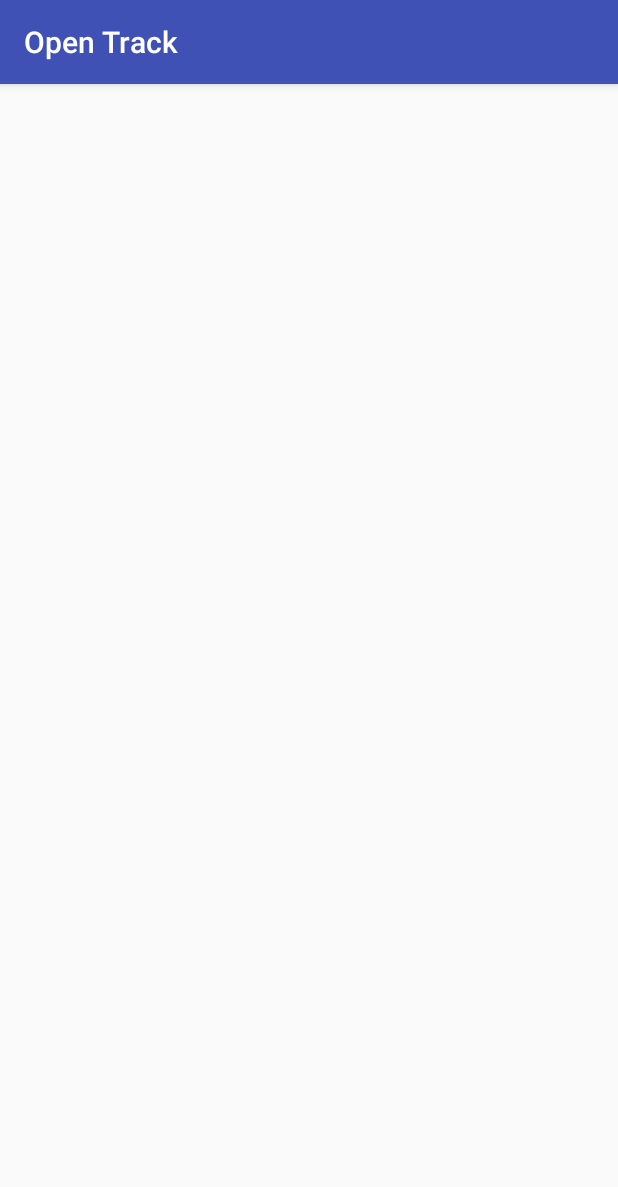
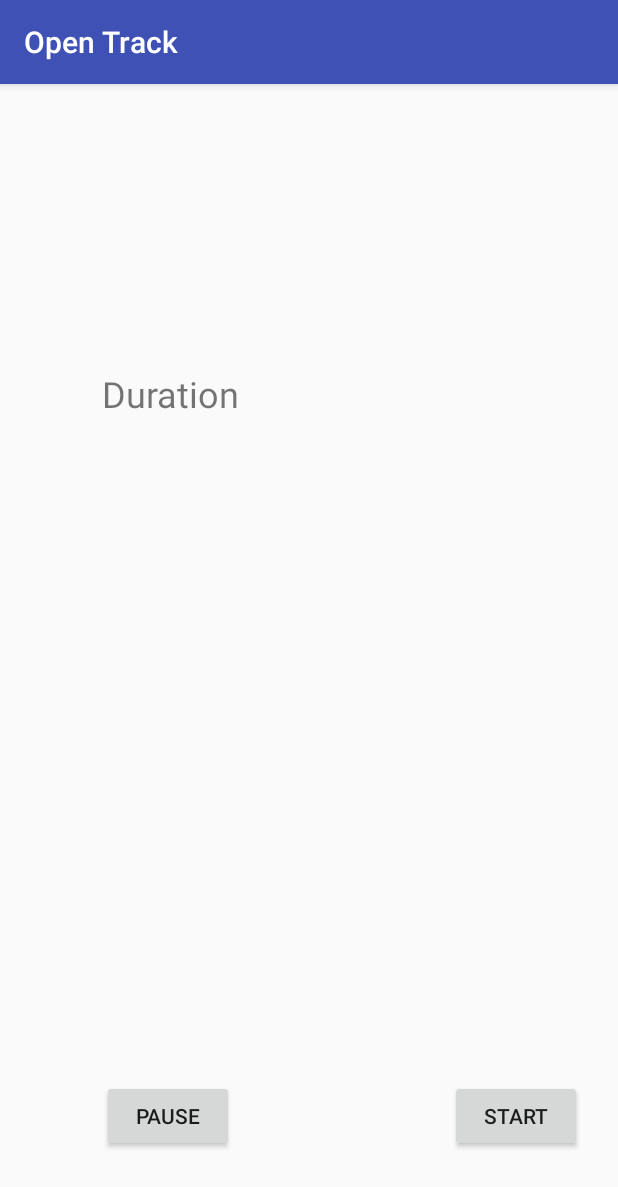
Before and after one commit to Matthieu42/OpenTrack, an Android app: the screen it shows after launch (MainActivity), on a phone screen of 412 x 824 dp. Shown: the top 1187 px of the screen. Run offline under Robolectric (Android 15) with nearby library versions, the phone set to English and light mode, and no system bars.

```diff
--- a/app/build.gradle
+++ b/app/build.gradle
@@ -25,7 +25,7 @@ android {
 dependencies {
     implementation fileTree(dir: 'libs', include: ['*.jar'])
     implementation "org.jetbrains.kotlin:kotlin-stdlib-jdk8:$kotlin_version"
-    implementation 'com.android.support:appcompat-v7:26.1.0'
+    implementation 'com.android.support:appcompat-v7:27.1.1'
     implementation 'com.android.support.constraint:constraint-layout:1.1.3'
     testImplementation 'junit:junit:4.12'
     androidTestImplementation 'com.android.support.test:runner:1.0.2'
--- a/app/src/main/java/mines_ales/org/opentrack/MainActivity.kt
+++ b/app/src/main/java/mines_ales/org/opentrack/MainActivity.kt
@@ -1,12 +1,38 @@
 package mines_ales.org.opentrack
 
+import android.os.Bundle
 import android.support.v7.app.AppCompatActivity
-import android.os.Bundle
+import android.view.View
+import android.widget.Button
+import android.widget.TextView
+import mines_ales.org.opentrack.model.Trip
 
-class MainActivity : AppCompatActivity() {
+class MainActivity : AppCompatActivity(), View.OnClickListener {
+
+    private var textView: TextView? = null
+    private val trip: Trip = Trip("Default")
 
     override fun onCreate(savedInstanceState: Bundle?) {
         super.onCreate(savedInstanceState)
         setContentView(R.layout.activity_main)
+        textView = findViewById(R.id.durationTextView)
+    }
+
+
+    override fun onClick(v: View) {
+        when (v.id) {
+            R.id.startButton -> {
+                startTrip(v)
+            }
+            else -> {
+
+            }
+        }
+    }
+
+    fun startTrip(v: View){
+        (v as Button).setText("Stop")
+        this.trip.startTrip()
+
     }
 }
--- /dev/null
+++ b/app/src/main/java/mines_ales/org/opentrack/model/Trip.kt
@@ -0,0 +1,33 @@
+package mines_ales.org.opentrack.model
+
+import java.lang.System.currentTimeMillis
+
+class Trip(nameP : String){
+
+    private var name = nameP
+    private var startTime : Long = 0
+    private var currentTime: Long = 0
+
+
+    public fun startTrip(){
+
+        this.startTime = currentTimeMillis()
+    }
+
+    public fun pauseTrip(){
+
+    }
+
+    public fun  stopTrip(){
+
+    }
+
+    public fun setCurrentTime() {
+        this.currentTime = currentTimeMillis() - this.startTime
+    }
+
+    public fun getCurrentTime() : Long{
+        this.setCurrentTime()
+        return currentTime
+    }
+}
--- a/app/src/main/res/layout/activity_main.xml
+++ b/app/src/main/res/layout/activity_main.xml
@@ -7,4 +7,32 @@
         android:layout_height="match_parent"
         tools:context=".MainActivity">
 
+    <TextView
+            android:layout_width="97dp"
+            android:layout_height="32dp"
+            android:id="@+id/textView3" android:text="Duration"
+            android:textSize="24sp" android:layout_marginTop="8dp" app:layout_constraintTop_toTopOf="parent"
+            android:layout_marginBottom="8dp" app:layout_constraintBottom_toTopOf="@+id/pauseButton"
+            app:layout_constraintVertical_bias="0.295" app:layout_constraintStart_toStartOf="parent"
+            android:layout_marginStart="68dp"/>
+    <Button
+            android:text="Start"
+            android:layout_width="wrap_content"
+            android:layout_height="wrap_content"
+            android:id="@+id/startButton" app:layout_constraintEnd_toEndOf="parent" android:layout_marginEnd="24dp"
+            app:layout_constraintBottom_toBottomOf="parent" android:layout_marginBottom="56dp"
+            android:onClick="startTracking"/>
+    <Button
+            android:text="Pause"
+            android:layout_width="wrap_content"
+            android:layout_height="wrap_content"
+            android:id="@+id/pauseButton" android:layout_marginBottom="56dp"
+            app:layout_constraintBottom_toBottomOf="parent" app:layout_constraintStart_toStartOf="parent"
+            android:layout_marginStart="68dp"/>
+    <TextView
+            android:layout_width="97dp"
+            android:layout_height="32dp" tools:layout_editor_absoluteY="114dp"
+            android:id="@+id/durationTextView"
+            android:textSize="24sp" android:layout_marginStart="8dp"
+            app:layout_constraintStart_toEndOf="@+id/textView3"/>
 </android.support.constraint.ConstraintLayout>
```
